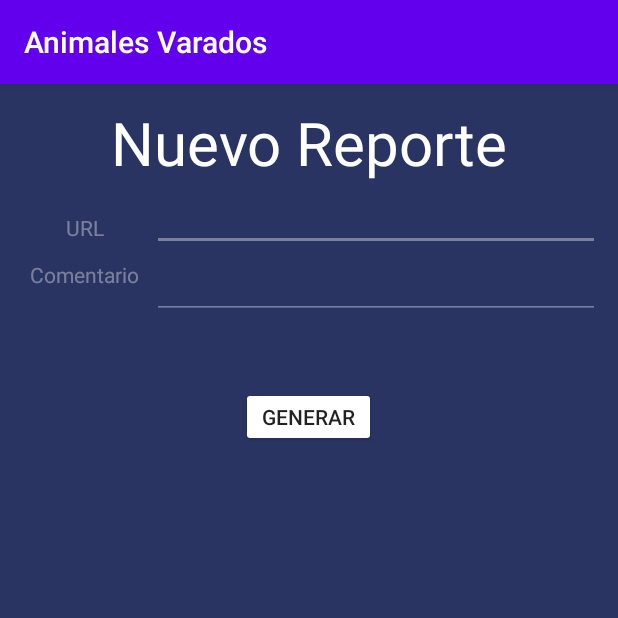
After one commit to utec-pi-animales-varados/android-frontend, an Android app: the ReportActivity screen opened directly, with no data from a screen before it, on a phone screen of 412 x 824 dp, the top half of it. The commit adds this screen. Run offline under Robolectric (Android 15) with nearby library versions, the phone set to English and light mode, and no system bars; our stand-ins replace Volley; network calls fail.

Commit message:
feat(Crear reporte): Se creo la base para mandar reportes a la base de datos, falta probar con labd colgada en la nube.

```diff
--- a/app/src/main/AndroidManifest.xml
+++ b/app/src/main/AndroidManifest.xml
@@ -38,6 +38,9 @@
                 <category android:name="android.intent.category.LAUNCHER" />
             </intent-filter>
         </activity>
+        <activity android:name=".ReportActivity">
+
+        </activity>
 
         <meta-data
             android:name="com.google.android.geo.API_KEY"
--- /dev/null
+++ b/app/src/main/java/com/animalesvarados/animalesvaradosapp/ReportActivity.java
@@ -0,0 +1,112 @@
+package com.animalesvarados.animalesvaradosapp;
+import android.app.Activity;
+import android.os.Bundle;
+import android.view.View;
+import android.widget.EditText;
+
+import androidx.appcompat.app.AppCompatActivity;
+import androidx.recyclerview.widget.LinearLayoutManager;
+import androidx.recyclerview.widget.RecyclerView;
+
+import com.android.volley.Request;
+import com.android.volley.RequestQueue;
+import com.android.volley.Response;
+import com.android.volley.VolleyError;
+import com.android.volley.toolbox.JsonObjectRequest;
+import com.android.volley.toolbox.Volley;
+
+import org.json.JSONArray;
+import org.json.JSONException;
+import org.json.JSONObject;
+
+import java.util.HashMap;
+import java.util.Map;
+
+public class ReportActivity extends AppCompatActivity {
+
+    RecyclerView mRecyclerView;
+    RecyclerView.Adapter mAdapter;
+
+    public Activity getActivity(){
+        return this;
+    }
+
+    @Override
+    protected void onCreate(Bundle savedInstanceState) {
+        super.onCreate(savedInstanceState);
+        setContentView(R.layout.activity_report);
+        //String username = getIntent().getExtras().get("username").toString();
+        mRecyclerView = findViewById(R.id.main_recycler_view);
+    }
+
+    @Override
+    protected void onResume(){
+        super.onResume();
+
+        mRecyclerView.setLayoutManager(new LinearLayoutManager(this));
+        getQuestions();
+    }
+
+    public void onClickBtnSend(View v) {
+        postReport();
+    }
+
+    public void getQuestions(){
+        String url = "godaddy";
+        RequestQueue queue = Volley.newRequestQueue(this);
+
+        JsonObjectRequest request = new JsonObjectRequest(
+                Request.Method.GET,
+                url,
+                null,
+                new Response.Listener<JSONObject>() {
+                    @Override
+                    public void onResponse(JSONObject response) {
+                        try {
+                            JSONArray data = response.getJSONArray("response");
+                            mAdapter = new ReportAdapter(data, getActivity());
+                            mRecyclerView.setAdapter(mAdapter);
+                        } catch (JSONException e) {
+                            e.printStackTrace();
+                        }
+                    }
+                },
+                new Response.ErrorListener() {
+                    @Override
+                    public void onErrorResponse(VolleyError error) {
+                        error.printStackTrace();
+                    }
+                }
+        );
+        queue.add(request);
+    }
+
+    public void postReport(){
+        String url = "godaddy";
+        RequestQueue queue = Volley.newRequestQueue(this);
+        Map<String, String> params = new HashMap();
+
+        //PARAMS
+
+        JSONObject parameters = new JSONObject(params);
+        JsonObjectRequest jsonObjectRequest = new JsonObjectRequest(
+                Request.Method.POST,
+                url,
+                parameters,
+                new Response.Listener<JSONObject>() {
+                    @Override
+                    public void onResponse(JSONObject response) {
+                        // TODO
+                    }
+                }, new Response.ErrorListener() {
+
+            @Override
+            public void onErrorResponse(VolleyError error) {
+                // TODO: Handle error
+                error.printStackTrace();
+
+            }
+        });
+        queue.add(jsonObjectRequest);
+    }
+}
--- a/app/src/main/res/layout/activity_login.xml
+++ b/app/src/main/res/layout/activity_login.xml
@@ -1,5 +1,6 @@
 <?xml version="1.0" encoding="utf-8"?>
-<androidx.constraintlayout.widget.ConstraintLayout xmlns:android="http://schemas.android.com/apk/res/android"
+<androidx.constraintlayout.widget.ConstraintLayout
+    xmlns:android="http://schemas.android.com/apk/res/android"
     xmlns:app="http://schemas.android.com/apk/res-auto"
     xmlns:tools="http://schemas.android.com/tools"
     android:layout_width="match_parent"
--- /dev/null
+++ b/app/src/main/res/layout/activity_report.xml
@@ -0,0 +1,125 @@
+<?xml version="1.0" encoding="utf-8"?>
+<androidx.constraintlayout.widget.ConstraintLayout
+    xmlns:android="http://schemas.android.com/apk/res/android"
+    xmlns:app="http://schemas.android.com/apk/res-auto"
+    xmlns:tools="http://schemas.android.com/tools"
+    android:layout_width="match_parent"
+    android:layout_height="match_parent"
+    tools:context=".ReportActivity">
+
+    <LinearLayout
+        android:padding="12dp"
+        android:layout_width="match_parent"
+        android:layout_height="match_parent"
+        android:id="@+id/loginLayout"
+        android:orientation="vertical"
+        android:background="#293462">
+
+
+
+        <LinearLayout
+            android:layout_width="match_parent"
+            android:layout_height="wrap_content"
+            android:layout_gravity="center"
+            android:orientation="vertical"
+            android:gravity="center"
+            >
+            <TextView
+                android:layout_width="wrap_content"
+                android:layout_height="wrap_content"
+                android:text="Nuevo Reporte"
+                android:textColor="#fff"
+                android:textSize="40dp"
+                />
+        </LinearLayout>
+
+        <LinearLayout
+            android:layout_width="match_parent"
+            android:layout_height="wrap_content"
+            android:gravity="center"
+            android:orientation="horizontal">
+
+            <LinearLayout
+                android:id="@+id/lblCol"
+                android:layout_width="0dp"
+                android:layout_height="wrap_content"
+                android:layout_weight="0.3"
+                android:gravity="center"
+                android:orientation="vertical">
+
+            <TextView
+                android:layout_margin="6dp"
+                android:id="@+id/lblURL"
+                android:layout_width="wrap_content"
+                android:layout_height="wrap_content"
+                android:text="URL"
+                android:textColor="#60FFFFFF"
+                />
+
+                <TextView
+                    android:layout_margin="6dp"
+                    android:id="@+id/lblComentario"
+                    android:layout_width="wrap_content"
+                    android:layout_height="wrap_content"
+                    android:text="Comentario"
+                    android:textColor="#60FFFFFF"
+                    />
+
+            </LinearLayout>
+
+            <LinearLayout
+                android:id="@+id/ansCol"
+                android:layout_width="0dp"
+                android:layout_height="wrap_content"
+                android:layout_weight="1"
+                android:orientation="vertical">
+
+                <EditText
+                    android:id="@+id/txtCURL"
+                    android:layout_width="match_parent"
+                    android:layout_height="wrap_content"
+                    android:ems="10"
+                    android:textColor="#FFF"
+                    android:backgroundTint="#60FFFFFF"
+                    />
+
+                <EditText
+                    android:id="@+id/txtComentario"
+                    android:layout_width="match_parent"
+                    android:layout_height="wrap_content"
+                    android:ems="10"
+                    android:inputType="textPassword"
+                    android:backgroundTint="#60FFFFFF"
+                    android:textColor="#FFF"
+                    />
+
+            </LinearLayout>
+
+
+        </LinearLayout>
+
+
+        <android.support.v7.widget.RecyclerView
+            android:id="@+id/main_recycler_view"
+            android:layout_width="match_parent"
+            android:layout_height="wrap_content"
+            android:layout_marginBottom="45dp"
+            ></android.support.v7.widget.RecyclerView>
+
+        <LinearLayout
+            android:layout_width="match_parent"
+            android:layout_height="wrap_content"
+            android:gravity="center">
+
+            <Button
+                android:id="@+id/btnLogin"
+                android:layout_width="90dp"
+                android:layout_height="40dp"
+                android:backgroundTint="#FFF"
+                android:scaleType="fitCenter"
+                android:onClick="onClickBtnSend"
+                android:text="Generar"/>
+        </LinearLayout>
+    </LinearLayout>
+
+</androidx.constraintlayout.widget.ConstraintLayout>
```
Also changed, not shown: app/src/main/java/com/animalesvarados/animalesvaradosapp/ReportAdapter.java (added, +66 -0 lines), app/src/main/res/layout/element_view.xml (added, +17 -0 lines), app/src/main/res/layout/qa_view.xml (added, +33 -0 lines).
